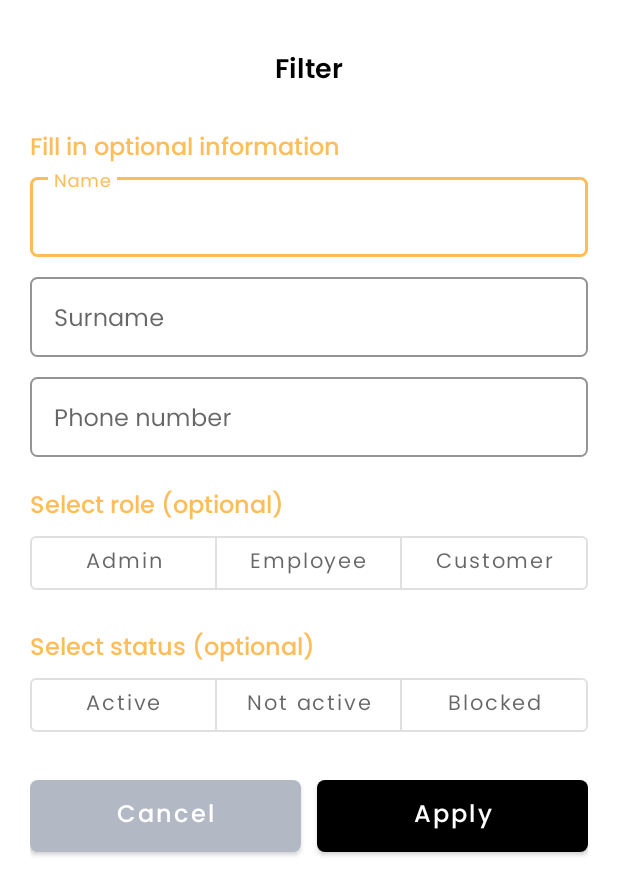
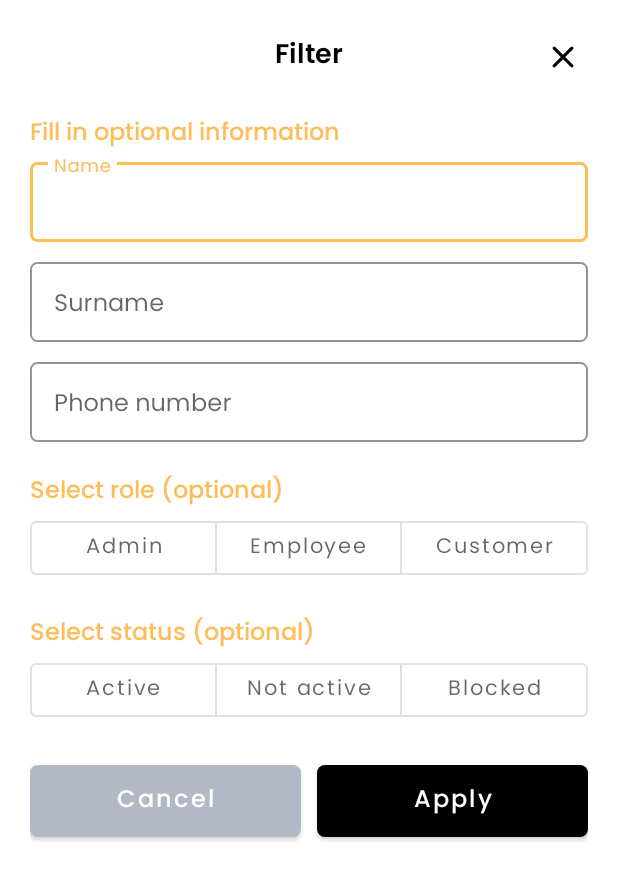
Before and after one commit to MrUchqun/Carpet, an Android app: the fragment EmployeeFragment shown on its own in the app's theme, after a tap on an icon or button, on a phone screen of 412 x 824 dp. Shown: the top 895 px of the screen. Run offline under Robolectric (Android 15) with nearby library versions, the phone set to English and light mode, and no system bars; our stand-ins replace Dagger/Hilt's generated code; network calls fail; 6 statements that could not run were skipped.

Commit message:
Develop to employee page

```diff
--- a/app/src/main/java/uz/pdp/carpet/ui/main/employee/EmployeeFragment.kt
+++ b/app/src/main/java/uz/pdp/carpet/ui/main/employee/EmployeeFragment.kt
@@ -1,9 +1,6 @@
 package uz.pdp.carpet.ui.main.employee
 
-import android.annotation.SuppressLint
 import android.app.Dialog
-import android.graphics.Color
-import android.graphics.drawable.ColorDrawable
 import android.os.Bundle
 import android.view.KeyEvent
 import android.view.LayoutInflater
@@ -30,8 +27,6 @@ import uz.pdp.carpet.utils.Extensions.show
 import uz.pdp.carpet.utils.Extensions.text
 import uz.pdp.carpet.utils.Extensions.toast
 import uz.pdp.carpet.utils.Resource
-import java.util.*
-
 
 @AndroidEntryPoint
 class EmployeeFragment : BaseFragment() {
@@ -42,12 +37,15 @@ class EmployeeFragment : BaseFragment() {
     private val viewModel: EmployeeViewModel by viewModels()
     private val userAdapter = UserAdapter()
 
+    private lateinit var fDialogBinding: DialogUserFilterBinding
+    private lateinit var fDialog: Dialog
     private var isFilter = false
 
     override fun onCreateView(
         inflater: LayoutInflater, container: ViewGroup?, savedInstanceState: Bundle?
     ): View {
         _bn = FragmentEmployeeBinding.inflate(inflater, container, false)
+        fDialogBinding = DialogUserFilterBinding.inflate(inflater)
         return bn.root
     }
 
@@ -64,6 +62,16 @@ class EmployeeFragment : BaseFragment() {
     }
 
     private fun initViews() = bn.apply {
+
+        fDialog = Dialog(requireContext(), R.style.Theme_Carpet).apply {
+            setContentView(fDialogBinding.root)
+            window?.attributes?.windowAnimations = R.style.DialogAnimation
+            window?.attributes = LayoutParams().apply {
+                copyFrom(window?.attributes)
+                width = LayoutParams.MATCH_PARENT
+                height = LayoutParams.MATCH_PARENT
+            }
+        }
 
         recyclerView.apply {
             layoutManager =
@@ -90,7 +98,7 @@ class EmployeeFragment : BaseFragment() {
 
             setOnRefreshListener {
                 if (etSearch.editText!!.text.isEmpty()) {
-                    isFilter = false
+                    if (isFilter) closeFilterDialog()
                     loadData()
                 } else {
                     hide()
@@ -102,6 +110,8 @@ class EmployeeFragment : BaseFragment() {
             editText?.apply {
                 addTextChangedListener {
                     isFilter = false
+                    if (text.isNotEmpty()) {
+                        setEndIconDrawable(R.drawable.ic_close)
                         if (text().isNotEmpty()) {
                             getSearchText().apply {
                                 filterUser(
@@ -112,11 +122,12 @@ class EmployeeFragment : BaseFragment() {
                                     }
                                 )
                             }
+                        }
                     } else {
+                        setEndIconDrawable(R.drawable.ic_filter)
                         loadData()
                     }
                 }
-
 
                 setOnEditorActionListener { _, i, keyEvent ->
                     if (keyEvent != null && keyEvent.keyCode == KeyEvent.KEYCODE_ENTER || i == EditorInfo.IME_ACTION_DONE) {
@@ -128,82 +139,75 @@ class EmployeeFragment : BaseFragment() {
             }
 
             setEndIconOnClickListener {
-                openFilterDialog()
+                editText?.apply {
+                    if (text!!.isEmpty()) openFilterDialog()
+                    else text.clear()
+                }
             }
         }
 
     }
 
     private fun openFilterDialog() {
+        fDialog.show()
 
-        val fDialogBn = DialogUserFilterBinding.inflate(layoutInflater)
-        val fDialog = Dialog(requireContext(), R.style.Theme_Carpet)
+        fDialogBinding.apply {
 
-        var name: String?
-        var surname: String?
-        var phoneNumber: String?
-        var role: String? = null
-        var status: String? = null
+            btnApply.click {
+                isFilter = true
 
-        fDialog.apply {
-            setContentView(fDialogBn.root)
-            window?.attributes?.windowAnimations = R.style.DialogAnimation
-            window?.attributes = LayoutParams().apply {
-                copyFrom(window?.attributes)
-                width = LayoutParams.MATCH_PARENT
-                height = LayoutParams.MATCH_PARENT
+                filterUser(
+                    UserFilter(
+                        name = if (etName.text().isNotEmpty()) etName.text()
+                            .lowercase() else null,
+
+                        surname = if (etSurname.text().isNotEmpty()) etSurname.text()
+                            .lowercase() else null,
+
+                        phoneNumber = if (etPhone.text()
+                                .isNotEmpty()
+                        ) "+998" + etPhone.text() else null,
+
+                        role = when (toggleButtonRole.checkedButtonId) {
+                            R.id.role_admin -> Constants.STR_ADMIN
+                            R.id.role_employee -> Constants.STR_EMPLOYEE
+                            R.id.role_customer -> Constants.STR_CUSTOMER
+                            else -> null
+                        },
+
+                        status = when (toggleButtonStatus.checkedButtonId) {
+                            R.id.status_active -> Constants.STR_ACTIVE
+                            R.id.status_not_active -> Constants.STR_NOT_ACTIVE
+                            R.id.status_blocked -> Constants.STR_BLOCKED
+                            else -> null
                         }
-            show()
+                    )
+                )
 
-            fDialogBn.apply {
-                toggleButtonRole.addOnButtonCheckedListener { group, checkedId, isChecked ->
-                    if (isChecked) {
-                        when (checkedId) {
-                            R.id.role_admin -> role = Constants.STR_ADMIN
-                            R.id.role_employee -> role = Constants.STR_EMPLOYEE
-                            R.id.role_customer -> role = Constants.STR_CUSTOMER
+                fDialog.dismiss()
             }
-                    } else if (group.checkedButtonId == View.NO_ID) {
-                        role = null
+
+            btnCancel.click {
+                closeFilterDialog()
+                if (isFilter) loadData()
+            }
+
+            ivClose.click {
+                fDialog.dismiss()
+            }
         }
     }
 
-                toggleButtonStatus.addOnButtonCheckedListener { group, checkedId, isChecked ->
-                    if (isChecked) {
-                        when (checkedId) {
-                            R.id.status_active -> status = Constants.STR_ACTIVE
-                            R.id.status_not_active -> status = Constants.STR_NOT_ACTIVE
-                            R.id.status_blocked -> status = Constants.STR_BLOCKED
+    private fun closeFilterDialog() {
+        isFilter = false
+        fDialogBinding.apply {
+            etName.editText?.text?.clear()
+            etSurname.editText?.text?.clear()
+            etPhone.editText?.text?.clear()
+            toggleButtonRole.clearChecked()
+            toggleButtonStatus.clearChecked()
         }
-                    } else if (group.checkedButtonId == View.NO_ID) {
-                        status = null
-                    }
-                }
-
-                btnApply.click {
-                    isFilter = true
-                    name = if (etName.text().isNotEmpty()) etName.text().lowercase() else null
-                    surname =
-                        if (etSurname.text().isNotEmpty()) etSurname.text().lowercase() else null
-                    phoneNumber = if (etPhone.text().isNotEmpty()) "+998" + etPhone.text() else null
-                    filterUser(
-                        UserFilter(
-                            name = name,
-                            surname = surname,
-                            phoneNumber = phoneNumber,
-                            role = role,
-                            status = status
-                        )
-                    )
-                    dismiss()
-                }
-
-                btnCancel.click {
-                    isFilter = false
-                    dismiss()
-                }
-            }
-        }
+        fDialog.dismiss()
     }
 
     private fun observer() {
--- /dev/null
+++ b/app/src/main/res/drawable/ic_close.xml
@@ -0,0 +1,10 @@
+<vector xmlns:android="http://schemas.android.com/apk/res/android"
+    android:width="24dp"
+    android:height="24dp"
+    android:viewportWidth="24"
+    android:viewportHeight="24"
+    android:tint="?attr/colorControlNormal">
+  <path
+      android:fillColor="@android:color/white"
+      android:pathData="M12,13.4 L7.1,18.3Q6.825,18.575 6.4,18.575Q5.975,18.575 5.7,18.3Q5.425,18.025 5.425,17.6Q5.425,17.175 5.7,16.9L10.6,12L5.7,7.1Q5.425,6.825 5.425,6.4Q5.425,5.975 5.7,5.7Q5.975,5.425 6.4,5.425Q6.825,5.425 7.1,5.7L12,10.6L16.9,5.7Q17.175,5.425 17.6,5.425Q18.025,5.425 18.3,5.7Q18.575,5.975 18.575,6.4Q18.575,6.825 18.3,7.1L13.4,12L18.3,16.9Q18.575,17.175 18.575,17.6Q18.575,18.025 18.3,18.3Q18.025,18.575 17.6,18.575Q17.175,18.575 16.9,18.3Z"/>
+</vector>
--- /dev/null
+++ b/app/src/main/res/drawable/rounded_background.xml
@@ -0,0 +1,9 @@
+<?xml version="1.0" encoding="utf-8"?>
+<selector xmlns:android="http://schemas.android.com/apk/res/android">
+    <item>
+        <shape android:shape="rectangle">
+            <corners android:radius="5dp" />
+            <solid android:color="@color/color_primary" />
+        </shape>
+    </item>
+</selector>
--- a/app/src/main/res/layout/dialog_user_filter.xml
+++ b/app/src/main/res/layout/dialog_user_filter.xml
@@ -4,7 +4,8 @@
     android:layout_width="match_parent"
     android:layout_height="match_parent"
     android:background="@color/white"
-    android:padding="20dp">
+    android:paddingHorizontal="20dp"
+    android:paddingVertical="10dp">
 
     <com.google.android.material.appbar.AppBarLayout
         android:id="@+id/appBarLayout"
@@ -14,20 +15,31 @@
         app:elevation="0dp"
         app:layout_constraintTop_toTopOf="parent">
 
-        <LinearLayout
+        <FrameLayout
             android:layout_width="match_parent"
-            android:layout_height="?attr/actionBarSize"
-            android:gravity="center">
+            android:layout_height="?attr/actionBarSize">
 
             <TextView
                 android:layout_width="wrap_content"
                 android:layout_height="wrap_content"
+                android:layout_gravity="center"
                 android:fontFamily="@font/poppins_semibold"
+                android:gravity="center"
                 android:text="@string/str_filter"
                 android:textColor="@color/color_secondary"
                 android:textSize="18sp" />
 
-        </LinearLayout>
+            <ImageView
+                android:id="@+id/iv_close"
+                android:layout_width="25dp"
+                android:layout_height="25dp"
+                android:layout_gravity="end|center_vertical"
+                android:layout_marginEnd="4dp"
+                android:src="@drawable/ic_close"
+                app:tint="@color/color_secondary" />
+
+        </FrameLayout>
+
 
     </com.google.android.material.appbar.AppBarLayout>
 
```
Also changed, not shown: app/src/main/java/uz/pdp/carpet/utils/Extensions.kt (+1 -6 lines). Lines whose indentation alone changed are shown as unchanged.
